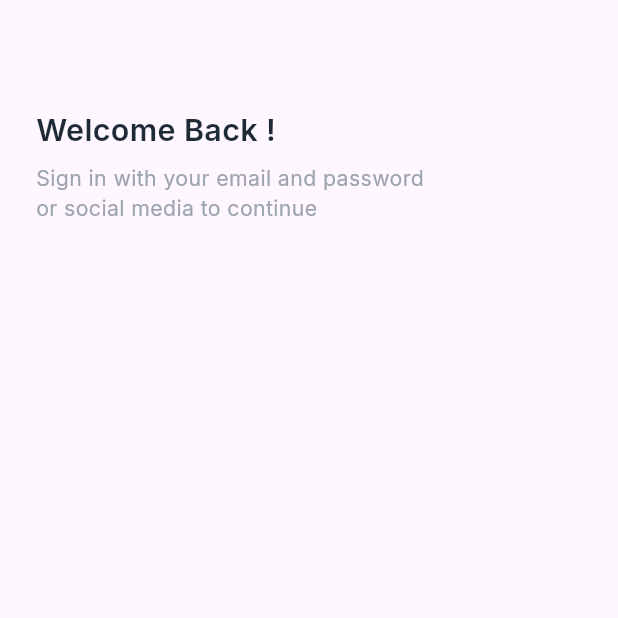
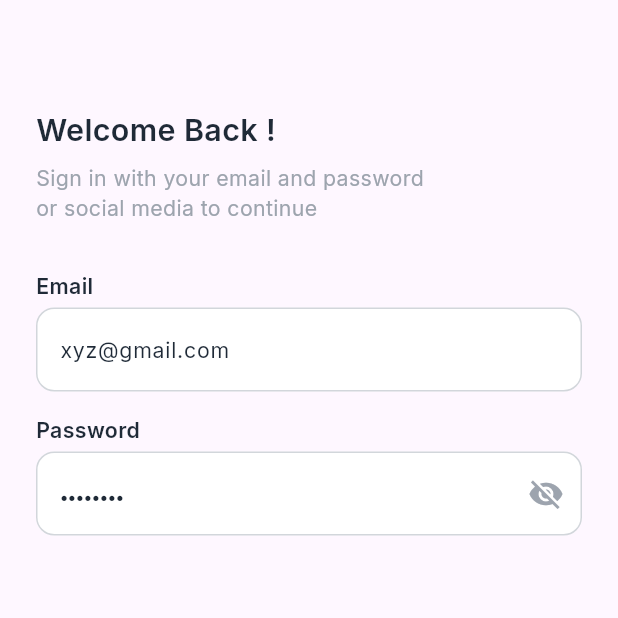
Before and after one commit to NadyAlwazah/flutter-task10-team-housely-app-beg, a Flutter app: the screen it shows after launch, on a phone screen of 412 x 824 dp, the top half of it. Run offline on Flutter 3.47's test engine with Material 3 defaults, Android fonts, the light colour scheme and no system bars; our stand-ins replace flutter_screenutil, flutter_svg, go_router, google_fonts.

Commit message:
feat: add validation utilities and integrate SigninFormFields

```diff
--- /dev/null
+++ b/lib/core/utils/validators.dart
@@ -0,0 +1,38 @@
+class Validators {
+  static String? validateFullName(String? value) {
+    if (value == null || value.trim().isEmpty) {
+      return "Name is required";
+    }
+    if (value.trim().length < 2) {
+      return "Name is too short";
+    }
+    return null;
+  }
+
+  static String? validateEmail(String? value) {
+    if (value == null || value.isEmpty) {
+      return "Email is required";
+    }
+    if (!value.contains("@")) {
+      return "Enter a valid email";
+    }
+    return null;
+  }
+
+  static String? validatePassword(String? value) {
+    if (value == null || value.isEmpty) {
+      return "Password is required";
+    }
+    if (value.length < 8) {
+      return "Password must be at least 8 characters";
+    }
+    return null;
+  }
+
+  static String? validateField(String? value) {
+    if (value == null || value.isEmpty) {
+      return "Password is required";
+    }
+    return null;
+  }
+}
--- a/lib/features/auth/presentation/views/widgets/custom_text_form_field.dart
+++ b/lib/features/auth/presentation/views/widgets/custom_text_form_field.dart
@@ -12,6 +12,7 @@ class CustomTextFormField extends StatefulWidget {
     this.obscureText = false,
     this.validator,
     this.controller,
+    this.hintStyle,
   });
   final String hintText;
 
@@ -21,6 +22,7 @@ class CustomTextFormField extends StatefulWidget {
   final bool obscureText;
   final String? Function(String?)? validator;
   final TextEditingController? controller;
+  final TextStyle? hintStyle;
   @override
   State<CustomTextFormField> createState() => _CustomTextFormFieldState();
 }
@@ -57,7 +59,9 @@ class _CustomTextFormFieldState extends State<CustomTextFormField> {
             : widget.suffixIcon,
 
         hintText: widget.hintText,
-        hintStyle: Styles.textStyle14W400Inter,
+        hintStyle:
+            widget.hintStyle ??
+            Styles.textStyle14W400Inter.copyWith(color: AppColors.textPrimary),
         filled: true,
         fillColor: Colors.white,
         border: buildBorder(),
--- /dev/null
+++ b/lib/features/auth/presentation/views/widgets/signin_form_fields.dart
@@ -0,0 +1,52 @@
+import 'package:flutter/material.dart';
+import 'package:flutter_task10_team_housely_app_beg/core/utils/app_colors.dart';
+import 'package:flutter_task10_team_housely_app_beg/core/utils/styles.dart';
+import 'package:flutter_task10_team_housely_app_beg/core/utils/validators.dart';
+import 'package:flutter_task10_team_housely_app_beg/features/auth/presentation/views/widgets/custom_text_form_field.dart';
+import 'package:flutter_task10_team_housely_app_beg/features/auth/presentation/views/widgets/form_label.dart';
+
+class SigninFormFields extends StatelessWidget {
+  const SigninFormFields({
+    super.key,
+    required this.emailController,
+    required this.passwordController,
+  });
+
+  final TextEditingController emailController;
+  final TextEditingController passwordController;
+
+  @override
+  Widget build(BuildContext context) {
+    return Column(
+      crossAxisAlignment: CrossAxisAlignment.start,
+      children: [
+        const FormLabel(text: "Email"),
+        const SizedBox(height: 4),
+
+        CustomTextFormField(
+          controller: emailController,
+          hintText: "xyz@gmail.com",
+          textInputType: TextInputType.emailAddress,
+          validator: Validators.validateEmail,
+        ),
+
+        const SizedBox(height: 16),
+
+        const FormLabel(text: "Password"),
+        const SizedBox(height: 4),
+
+        CustomTextFormField(
+          controller: passwordController,
+          hintText: "●●●●●●●●",
+          hintStyle: Styles.textStyle14W400Inter.copyWith(
+            fontSize: 8,
+            color: AppColors.textPrimary,
+          ),
+          textInputType: TextInputType.text,
+          obscureText: true,
+          validator: Validators.validatePassword,
+        ),
+      ],
+    );
+  }
+}
--- a/lib/features/auth/presentation/views/widgets/signin_view_body.dart
+++ b/lib/features/auth/presentation/views/widgets/signin_view_body.dart
@@ -1,21 +1,49 @@
 import 'package:flutter/material.dart';
 import 'package:flutter_task10_team_housely_app_beg/features/auth/presentation/views/widgets/auth_header.dart';
+import 'package:flutter_task10_team_housely_app_beg/features/auth/presentation/views/widgets/signin_form_fields.dart';
 
-class SigninViewBody extends StatelessWidget {
+class SigninViewBody extends StatefulWidget {
   const SigninViewBody({super.key});
 
   @override
+  State<SigninViewBody> createState() => _SigninViewBodyState();
+}
+
+class _SigninViewBodyState extends State<SigninViewBody> {
+  final GlobalKey<FormState> _formKey = GlobalKey<FormState>();
+  TextEditingController emailController = TextEditingController();
+  TextEditingController passwordController = TextEditingController();
+
+  @override
+  void dispose() {
+    super.dispose();
+    emailController.dispose();
+    passwordController.dispose();
+  }
+
+  @override
   Widget build(BuildContext context) {
-    return const SafeArea(
+    return SafeArea(
       child: Padding(
-        padding: EdgeInsets.symmetric(horizontal: 24),
-        child: Column(
-          crossAxisAlignment: CrossAxisAlignment.start,
-          children: [
-            SizedBox(height: 72),
+        padding: const EdgeInsets.symmetric(horizontal: 24),
+        child: SingleChildScrollView(
+          child: Form(
+            key: _formKey,
+            child: Column(
+              crossAxisAlignment: CrossAxisAlignment.start,
+              children: [
+                const SizedBox(height: 72),
 
-            AuthHeader(title: "Welcome Back !"),
-          ],
+                const AuthHeader(title: "Welcome Back !"),
+
+                const SizedBox(height: 32),
+                SigninFormFields(
+                  emailController: emailController,
+                  passwordController: passwordController,
+                ),
+              ],
+            ),
+          ),
         ),
       ),
     );
```
